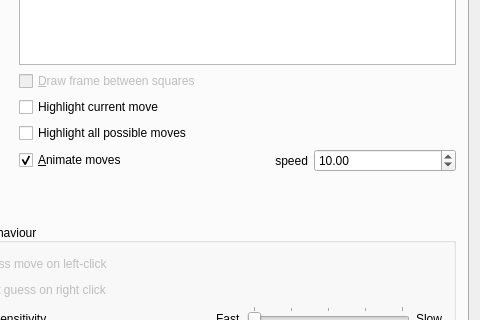
Qt form src/gui/preferences.ui (franzm/shatrabase) before a commit; both pictures show x 81 to 561 and y 126 to 446 of the 561 by 538 pixel window.
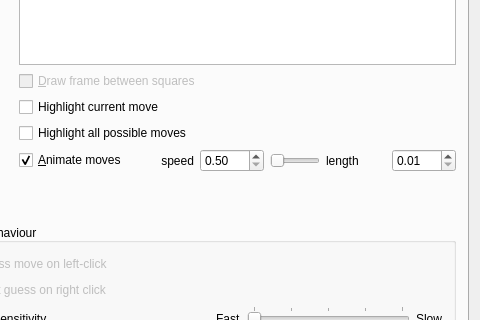
The same form after that commit. Custom widgets are drawn as their Qt base class.

Commit message: -added fixed piece move animation length -added speed vs. length setting -changed default speed to 20

Patch:
```diff
--- a/src/gui/preferences.ui
+++ b/src/gui/preferences.ui
@@ -298,7 +298,58 @@
             <double>0.500000000000000</double>
            </property>
            <property name="value">
-            <double>10.000000000000000</double>
+            <double>0.500000000000000</double>
+           </property>
+          </widget>
+         </item>
+         <item>
+          <widget class="QSlider" name="animateMovesSpeedVsLength">
+           <property name="sizePolicy">
+            <sizepolicy hsizetype="Fixed" vsizetype="Fixed">
+             <horstretch>0</horstretch>
+             <verstretch>0</verstretch>
+            </sizepolicy>
+           </property>
+           <property name="maximumSize">
+            <size>
+             <width>50</width>
+             <height>16777215</height>
+            </size>
+           </property>
+           <property name="toolTip">
+            <string>This determines the length of a move animation in terms of speed (left) or a fixed length (right)</string>
+           </property>
+           <property name="maximum">
+            <number>20</number>
+           </property>
+           <property name="orientation">
+            <enum>Qt::Horizontal</enum>
+           </property>
+          </widget>
+         </item>
+         <item>
+          <widget class="QLabel" name="label_12">
+           <property name="toolTip">
+            <string>The length of a move animation in seconds</string>
+           </property>
+           <property name="text">
+            <string>length</string>
+           </property>
+          </widget>
+         </item>
+         <item>
+          <widget class="QDoubleSpinBox" name="animateMovesLength">
+           <property name="toolTip">
+            <string>The length of a move animation in seconds</string>
+           </property>
+           <property name="minimum">
+            <double>0.010000000000000</double>
+           </property>
+           <property name="maximum">
+            <double>100.000000000000000</double>
+           </property>
+           <property name="singleStep">
+            <double>0.500000000000000</double>
            </property>
           </widget>
          </item>
```
Left out of the diff: 3 changed lines with no effect on the pictures. The commit also changes 5 other files.
